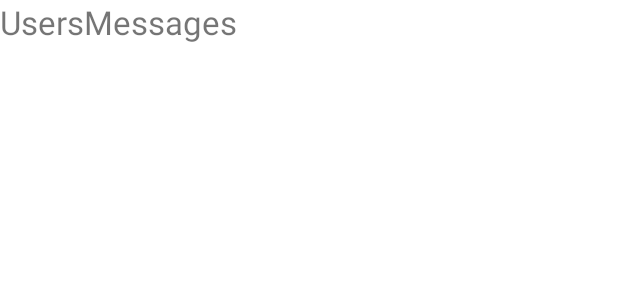
After one commit to Fruit-Punch-Samurai/FireChat, an Android app: the layout messages_recycler.xml on its own in the app's theme, with its tools: preview values and no code run, on a phone screen of 412 x 824 dp. The commit adds this screen. Shown: the top 300 px of the screen. Run offline under Robolectric (Android 15) with nearby library versions, the phone set to English and light mode, and no system bars.

Commit message:
Added dummy LastMessages feature
Signed-off-by: Yaya <yayadevbox@gmail.com>

```diff
--- a/app/src/main/java/com/fruitPunchSamurai/firechat/fragments/ViewPagerFrag.kt
+++ b/app/src/main/java/com/fruitPunchSamurai/firechat/fragments/ViewPagerFrag.kt
@@ -13,6 +13,8 @@ import com.fruitPunchSamurai.firechat.viewModels.ViewPagerViewModel
 import com.google.android.material.tabs.TabLayoutMediator
 
 class ViewPagerFrag : Fragment() {
+
+    //TODO: Bottom button to logout
 
     companion object {
         fun newInstance() = ViewPagerFrag()
--- a/app/src/main/java/com/fruitPunchSamurai/firechat/viewModels/MessagesViewModel.kt
+++ b/app/src/main/java/com/fruitPunchSamurai/firechat/viewModels/MessagesViewModel.kt
@@ -2,6 +2,12 @@ package com.fruitPunchSamurai.firechat.viewModels
 
 import android.app.Application
 import androidx.lifecycle.AndroidViewModel
+import com.fruitPunchSamurai.firechat.repos.AuthRepo
 
 class MessagesViewModel(application: Application) : AndroidViewModel(application) {
+
+    private val auth = AuthRepo()
+
+    fun getCurrentUserID() = auth.getUID()
+
 }
--- /dev/null
+++ b/app/src/main/res/layout/messages_recycler.xml
@@ -0,0 +1,33 @@
+<?xml version="1.0" encoding="utf-8"?>
+<layout xmlns:android="http://schemas.android.com/apk/res/android"
+    xmlns:tools="http://schemas.android.com/tools">
+
+    <data>
+
+        <variable
+            name="lastMessage"
+            type="com.fruitPunchSamurai.firechat.models.LastMessage" />
+    </data>
+
+    <LinearLayout
+        android:layout_width="match_parent"
+        android:layout_height="wrap_content">
+
+        <TextView
+            android:id="@+id/usernameTxt"
+            android:layout_width="wrap_content"
+            android:layout_height="wrap_content"
+            android:text="@{lastMessage.contactName}"
+            android:textSize="22sp"
+            tools:text="@string/users" />
+
+        <TextView
+            android:id="@+id/lastMessageTxt"
+            android:layout_width="0dp"
+            android:layout_height="wrap_content"
+            android:layout_weight="1"
+            android:text="@{lastMessage.msg}"
+            android:textSize="22sp"
+            tools:text="@string/messages" />
+    </LinearLayout>
+</layout>
```
Also changed, not shown: app/src/main/java/com/fruitPunchSamurai/firechat/fragments/MessagesFrag.kt (+52 -9 lines), app/src/main/java/com/fruitPunchSamurai/firechat/models/LastMessage.kt (added, +14 -0 lines), app/src/main/java/com/fruitPunchSamurai/firechat/others/RecyclerOptions.kt (+22 -12 lines), app/src/main/java/com/fruitPunchSamurai/firechat/repos/FireMessagesRepo.kt (+14 -1 lines), app/src/main/java/com/fruitPunchSamurai/firechat/repos/FireRepo.kt (+9 -0 lines), app/src/main/java/com/fruitPunchSamurai/firechat/repos/FireUsersRepo.kt (+4 -4 lines), app/src/main/java/com/fruitPunchSamurai/firechat/repos/MainRepo.kt (+9 -0 lines), app/src/main/java/com/fruitPunchSamurai/firechat/viewModels/ChatViewModel.kt (+13 -0 lines), app/src/main/res/layout/messages_fragment.xml (+20 -14 lines).
